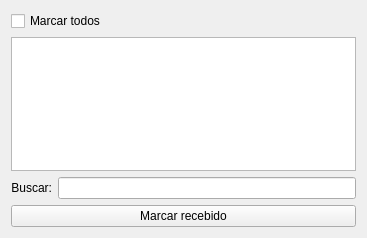
Above: ui/widgetlogisticarecebimento.ui from lellisls/ERP-STACCATO before the change. Below: the same form after it.
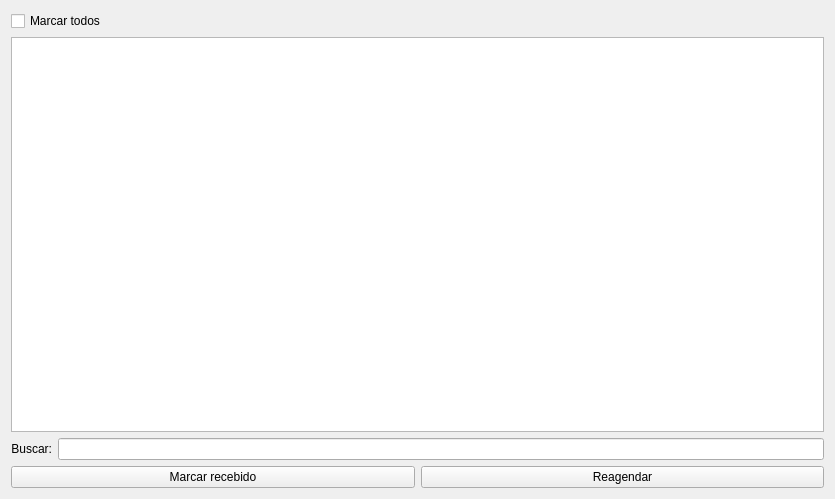
That is the form after the change. Custom widgets are drawn as their Qt base class.

```diff
--- a/ui/widgetlogisticarecebimento.ui
+++ b/ui/widgetlogisticarecebimento.ui
@@ -6,22 +6,22 @@
    <rect>
     <x>0</x>
     <y>0</y>
-    <width>367</width>
-    <height>238</height>
+    <width>835</width>
+    <height>499</height>
    </rect>
   </property>
   <property name="windowTitle">
    <string>Form</string>
   </property>
-  <layout class="QGridLayout" name="gridLayout">
-   <item row="0" column="0" colspan="2">
+  <layout class="QGridLayout" name="gridLayout_3">
+   <item row="0" column="0">
     <widget class="QCheckBox" name="checkBoxMarcarTodos">
      <property name="text">
       <string>Marcar todos</string>
      </property>
     </widget>
    </item>
-   <item row="1" column="0" colspan="2">
+   <item row="1" column="0">
     <widget class="TableView" name="table">
      <property name="mouseTracking">
       <bool>true</bool>
@@ -50,6 +50,8 @@
     </widget>
    </item>
    <item row="2" column="0">
+    <layout class="QGridLayout" name="gridLayout_2">
+     <item row="0" column="0">
     <widget class="QLabel" name="labelPedidosCompra_8">
      <property name="enabled">
       <bool>true</bool>
@@ -62,19 +64,32 @@
      </property>
     </widget>
    </item>
-   <item row="2" column="1">
+     <item row="0" column="1">
     <widget class="QLineEdit" name="lineEditBuscaRecebimento">
      <property name="enabled">
       <bool>true</bool>
      </property>
     </widget>
    </item>
-   <item row="3" column="0" colspan="2">
+    </layout>
+   </item>
+   <item row="3" column="0">
+    <layout class="QGridLayout" name="gridLayout">
+     <item row="0" column="0">
     <widget class="QPushButton" name="pushButtonMarcarRecebido">
      <property name="text">
       <string>Marcar recebido</string>
      </property>
     </widget>
+     </item>
+     <item row="0" column="1">
+      <widget class="QPushButton" name="pushButtonReagendar">
+       <property name="text">
+        <string>Reagendar</string>
+       </property>
+      </widget>
+     </item>
+    </layout>
    </item>
   </layout>
  </widget>
```
Lines whose indentation alone changed are shown as unchanged.
